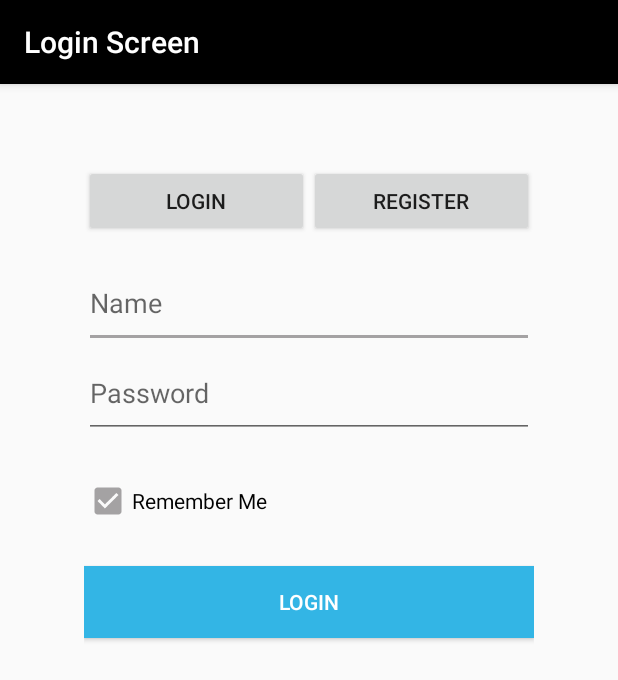
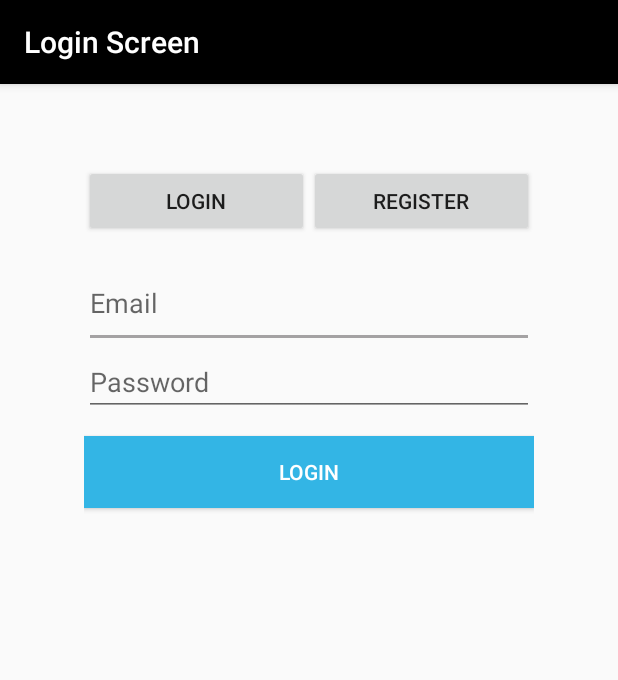
Before and after one commit to HinnHabib/DS_Project_2, an Android app: the screen it shows after launch (MainActivity), on a phone screen of 412 x 824 dp. Shown: the top 680 px of the screen. Run offline under Robolectric (Android 15) with nearby library versions, the light colour scheme and no system bars.

Commit message:
some changes

```diff
--- a/Supermarket/app/src/main/java/com/example/fadi/supermarket/activity/MainActivity.java
+++ b/Supermarket/app/src/main/java/com/example/fadi/supermarket/activity/MainActivity.java
@@ -36,6 +36,7 @@ public class MainActivity extends AppCompatActivity {
         loginChoice.setOnClickListener(new View.OnClickListener() {
             @Override
             public void onClick(View view) {
+
                 if (!inLoginPage) {
                     LoginFragment loginFragment = new LoginFragment();
                     FragmentManager fragmentManager2 = getFragmentManager();
--- a/Supermarket/app/src/main/java/com/example/fadi/supermarket/fragment/LoginFragment.java
+++ b/Supermarket/app/src/main/java/com/example/fadi/supermarket/fragment/LoginFragment.java
@@ -1,10 +1,7 @@
 package com.example.fadi.supermarket.fragment;
 
-
 import android.app.Fragment;
-import android.content.Context;
 import android.content.Intent;
-import android.content.SharedPreferences;
 import android.os.Bundle;
 import android.view.LayoutInflater;
 import android.view.View;
@@ -17,14 +14,7 @@ import com.example.fadi.supermarket.R;
 import com.example.fadi.supermarket.activity.HomeActivity;
 import com.example.fadi.supermarket.async.task.AsyncResponse;
 import com.example.fadi.supermarket.async.task.SignInAsyncTaskRunner;
-import com.example.fadi.supermarket.util.HttpManager;
 
-import static android.content.Context.MODE_PRIVATE;
-
-
-/**
- * A simple {@link Fragment} subclass.
- */
 public class LoginFragment extends Fragment implements AsyncResponse {
 
 
@@ -39,9 +29,8 @@ public class LoginFragment extends Fragment implements AsyncResponse {
         View myView = inflater.inflate(R.layout.fragment_login, container, false);
 
         Button loginButton = (Button) myView.findViewById(R.id.finalLoginButton);
-        final EditText emailET = (EditText) myView.findViewById(R.id.nameLogin);
+        final EditText emailET = (EditText) myView.findViewById(R.id.emailLogin);
         final EditText passwordET = (EditText) myView.findViewById(R.id.passwordLogin);
-        final CheckBox rememberMeCheck = (CheckBox) myView.findViewById(R.id.rememberLogin);
 
         loginButton.setOnClickListener(new View.OnClickListener() {
             @Override
@@ -51,13 +40,6 @@ public class LoginFragment extends Fragment implements AsyncResponse {
 
                 SignInAsyncTaskRunner signInAsyncTaskRunner = new SignInAsyncTaskRunner(LoginFragment.this);
                 signInAsyncTaskRunner.execute(email, password);
-
-//                if (rememberMeCheck.isChecked()) {
-//                    SharedPreferences userDetails = getContext().getSharedPreferences("userdetails", MODE_PRIVATE);
-//                    userDetails.putString("email", email);
-//                    userDetails.putString("password", password);
-//                }
-
             }
         });
 
--- a/Supermarket/app/src/main/java/com/example/fadi/supermarket/util/HttpManager.java
+++ b/Supermarket/app/src/main/java/com/example/fadi/supermarket/util/HttpManager.java
@@ -6,15 +6,11 @@ import org.json.JSONException;
 import org.json.JSONObject;
 
 import java.io.BufferedReader;
-import java.io.DataInputStream;
 import java.io.DataOutputStream;
 import java.io.IOException;
 import java.io.InputStreamReader;
 import java.net.HttpURLConnection;
 import java.net.URL;
-import java.nio.charset.StandardCharsets;
-
-import javax.net.ssl.HttpsURLConnection;
 
 public class HttpManager {
 
--- a/Supermarket/app/src/main/res/layout/fragment_login.xml
+++ b/Supermarket/app/src/main/res/layout/fragment_login.xml
@@ -14,30 +14,21 @@
 
 
         <EditText
-            android:id="@+id/nameLogin"
+            android:id="@+id/emailLogin"
             android:layout_width="match_parent"
             android:layout_height="60dp"
-            android:selectAllOnFocus="false"
-            android:hint="Name" />
+            android:hint="Email"
+            android:selectAllOnFocus="false" />
 
 
         <EditText
             android:id="@+id/passwordLogin"
             android:layout_width="match_parent"
-            android:layout_height="60dp"
-            android:hint="Password" />
+            android:layout_height="wrap_content"
+            android:ems="10"
+            android:hint="Password"
+            android:inputType="textPassword" />
 
-
-        <CheckBox
-            android:id="@+id/rememberLogin"
-            android:layout_width="match_parent"
-            android:layout_height="60dp"
-            android:layout_alignLeft="@+id/linearLayout2"
-            android:layout_alignStart="@+id/linearLayout2"
-            android:layout_below="@+id/linearLayout2"
-            android:layout_marginTop="12dp"
-            android:checked="true"
-            android:text="Remember Me" />
 
         <Button
             android:id="@+id/finalLoginButton"
```
Also changed, not shown: Supermarket/app/src/main/res/layout/fragment_register.xml (+7 -17 lines).
